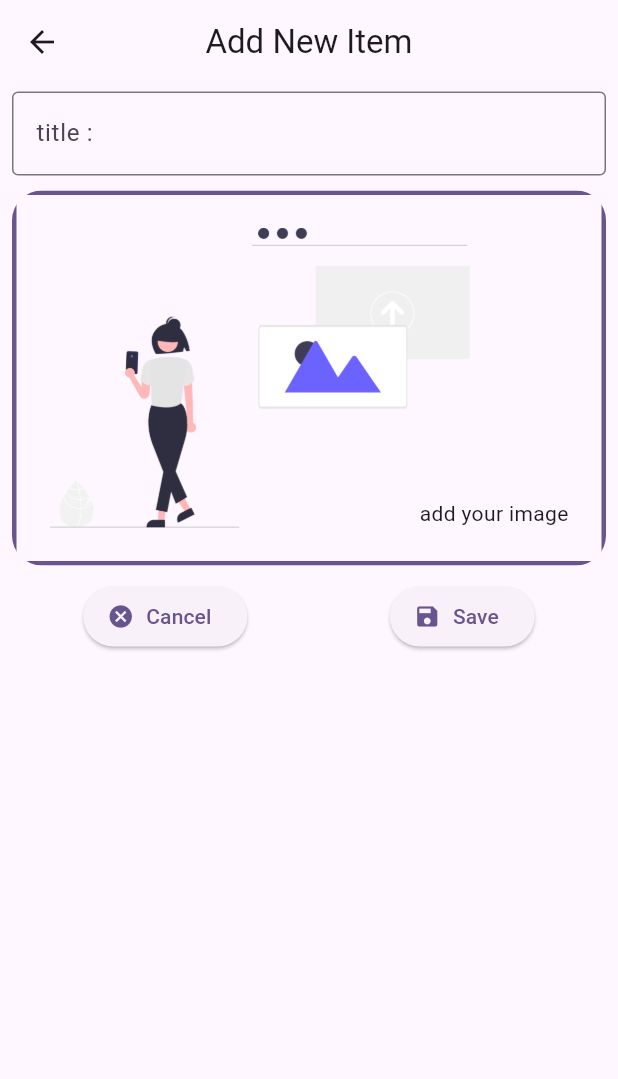
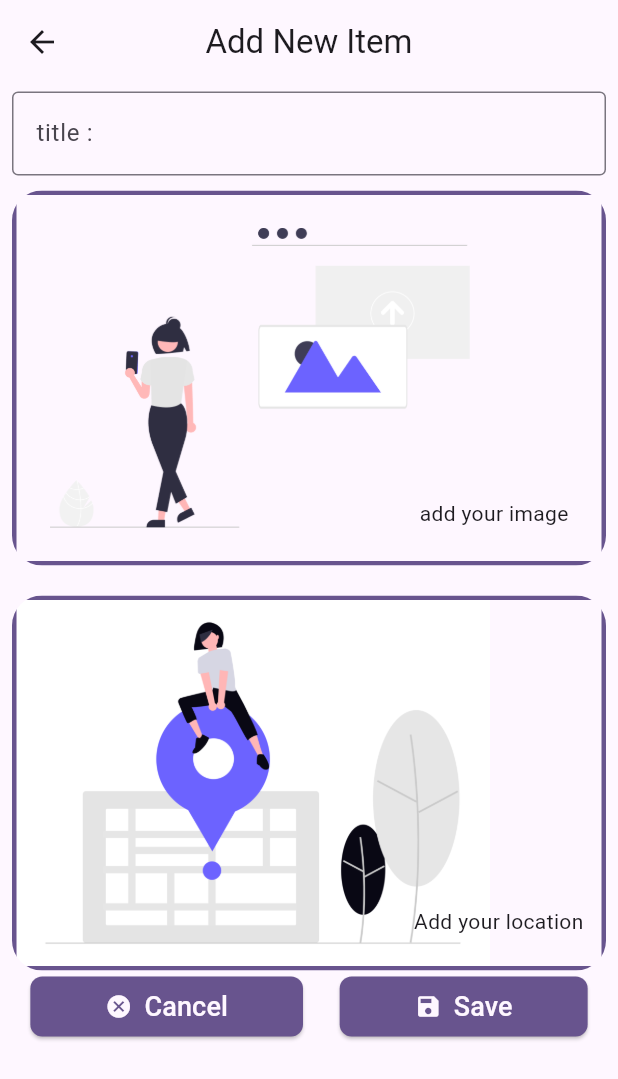
Before and after one commit to badri784/fav-place, a Flutter app: the screen it shows after launch, after a tap on the "add" icon, on a phone screen of 412 x 824 dp. Shown: the top 1079 px of the screen. Run offline on Flutter 3.47's test engine with Material 3 defaults, Android fonts, the phone set to English and light mode, and no system bars; our stand-ins replace flutter_map, flutter_riverpod, image_picker, latlong2, location.

Commit message:
add location

```diff
--- a/lib/widget/add_new_item.dart
+++ b/lib/widget/add_new_item.dart
@@ -1,7 +1,8 @@
-import 'dart:developer';
 import 'dart:io';
 
+import 'package:fav_place/model/model.dart';
 import 'package:fav_place/provider/add_newitem.dart';
+import 'package:fav_place/screen/location.dart';
 import 'package:fav_place/widget/add_image.dart';
 import 'package:flutter/material.dart';
 import 'package:flutter_riverpod/flutter_riverpod.dart';
@@ -17,7 +18,7 @@ class AddNewItem extends ConsumerStatefulWidget {
 class _AddNewItemState extends ConsumerState<AddNewItem> {
   File? image;
 
-  // LocationPlace? _locationPlace;
+  LocationPlace? _locationPlace;
 
   TextEditingController titleController = TextEditingController();
   @override
@@ -31,9 +32,10 @@ class _AddNewItemState extends ConsumerState<AddNewItem> {
     final text = titleController.text;
 
     void onsave() {
-      log('image = ${image.toString()}');
-      if (image == null || text.isEmpty) return;
-      ref.read(addNewItemProvider.notifier).addnewitem(text, image!);
+      if (image == null || text.isEmpty || _locationPlace == null) return;
+      ref
+          .read(addNewItemProvider.notifier)
+          .addnewitem(text, image!, _locationPlace!);
       widget.passingimage(image);
       Navigator.of(context).pop();
     }
@@ -63,6 +65,50 @@ class _AddNewItemState extends ConsumerState<AddNewItem> {
                 },
               ),
               const SizedBox(height: 10),
+              const SizedBox(height: 10),
+              ClipRRect(
+                borderRadius: BorderRadius.circular(20),
+                child: GestureDetector(
+                  onTap: () {
+                    Navigator.of(context).push(
+                      MaterialPageRoute(
+                        builder: (_) => FlutterMapScreen(
+                          passlocation: (LocationPlace p1) {
+                            setState(() {
+                              _locationPlace = p1;
+                            });
+                          },
+                        ),
+                      ),
+                    );
+                  },
+                  child: Container(
+                    width: double.infinity,
+                    height: 250,
+                    decoration: BoxDecoration(
+                      border: Border.all(
+                        width: 3,
+                        color: Theme.of(context).colorScheme.primary,
+                      ),
+                    ),
+                    child: Stack(
+                      children: [
+                        Image.asset(
+                          'assets/image/data_one.png',
+                          fit: BoxFit.contain,
+                        ),
+                        const Align(
+                          alignment: AlignmentGeometry.bottomRight,
+                          child: Padding(
+                            padding: EdgeInsets.only(bottom: 20, right: 12),
+                            child: Text('Add your location'),
+                          ),
+                        ),
+                      ],
+                    ),
+                  ),
+                ),
+              ),
               Row(
                 mainAxisAlignment: MainAxisAlignment.spaceAround,
                 children: [
@@ -70,13 +116,51 @@ class _AddNewItemState extends ConsumerState<AddNewItem> {
                     onPressed: () {
                       Navigator.of(context).pop(true);
                     },
-                    icon: const Icon(Icons.cancel),
-                    label: const Text('Cancel'),
+                    style: ElevatedButton.styleFrom(
+                      backgroundColor: Theme.of(context).colorScheme.primary,
+                      shape: RoundedRectangleBorder(
+                        borderRadius: BorderRadiusGeometry.circular(8),
+                      ),
+                      padding: const EdgeInsets.symmetric(
+                        vertical: 7,
+                        horizontal: 50,
+                      ),
+                    ),
+                    icon: Icon(
+                      Icons.cancel,
+                      color: Theme.of(context).colorScheme.surface,
+                    ),
+                    label: Text(
+                      'Cancel',
+                      style: TextStyle(
+                        fontSize: 18,
+                        color: Theme.of(context).colorScheme.surface,
+                      ),
+                    ),
                   ),
                   ElevatedButton.icon(
                     onPressed: onsave,
-                    icon: const Icon(Icons.save),
-                    label: const Text('Save'),
+                    style: ElevatedButton.styleFrom(
+                      backgroundColor: Theme.of(context).colorScheme.primary,
+                      shape: RoundedRectangleBorder(
+                        borderRadius: BorderRadiusGeometry.circular(8),
+                      ),
+                      padding: const EdgeInsets.symmetric(
+                        vertical: 7,
+                        horizontal: 50,
+                      ),
+                    ),
+                    icon: Icon(
+                      Icons.save,
+                      color: Theme.of(context).colorScheme.surface,
+                    ),
+                    label: Text(
+                      'Save',
+                      style: TextStyle(
+                        fontSize: 18,
+                        color: Theme.of(context).colorScheme.surface,
+                      ),
+                    ),
                   ),
                 ],
               ),
```
Also changed, not shown: lib/model/model.dart (+7 -2 lines), lib/provider/add_newitem.dart (+19 -3 lines), lib/screen/location.dart (added, +133 -0 lines), pubspec.yaml (+8 -0 lines), assets/image/data_one.png (added), lib/widget/add_location.dart (deleted), pubspec.lock, 5 other files.
